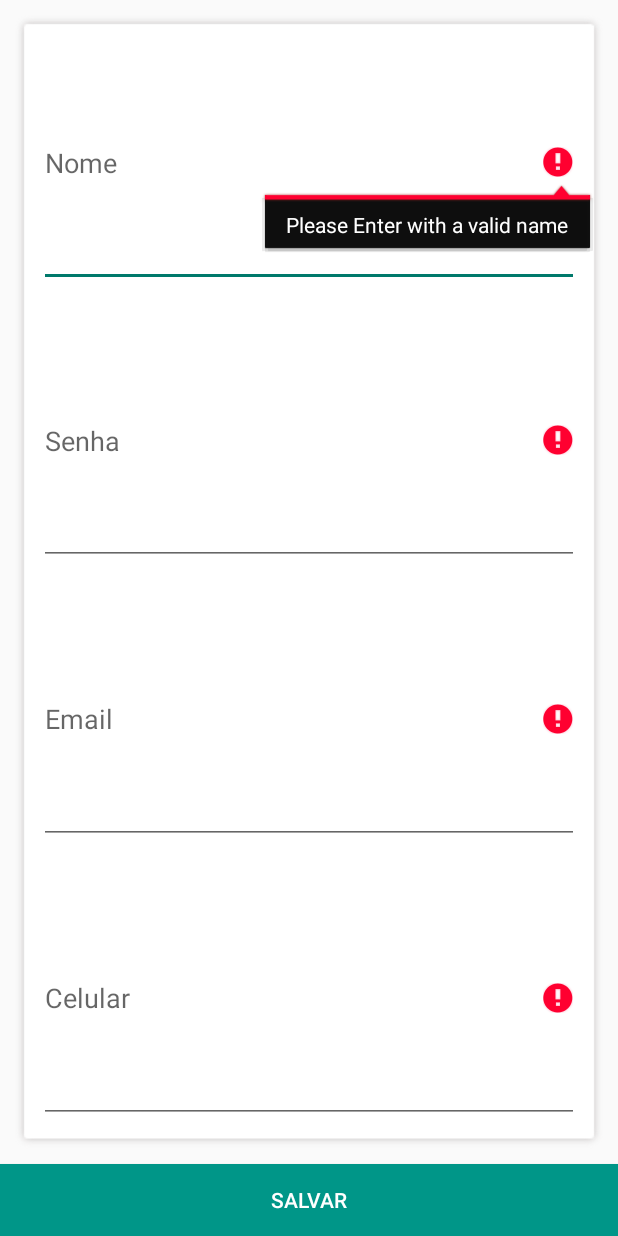
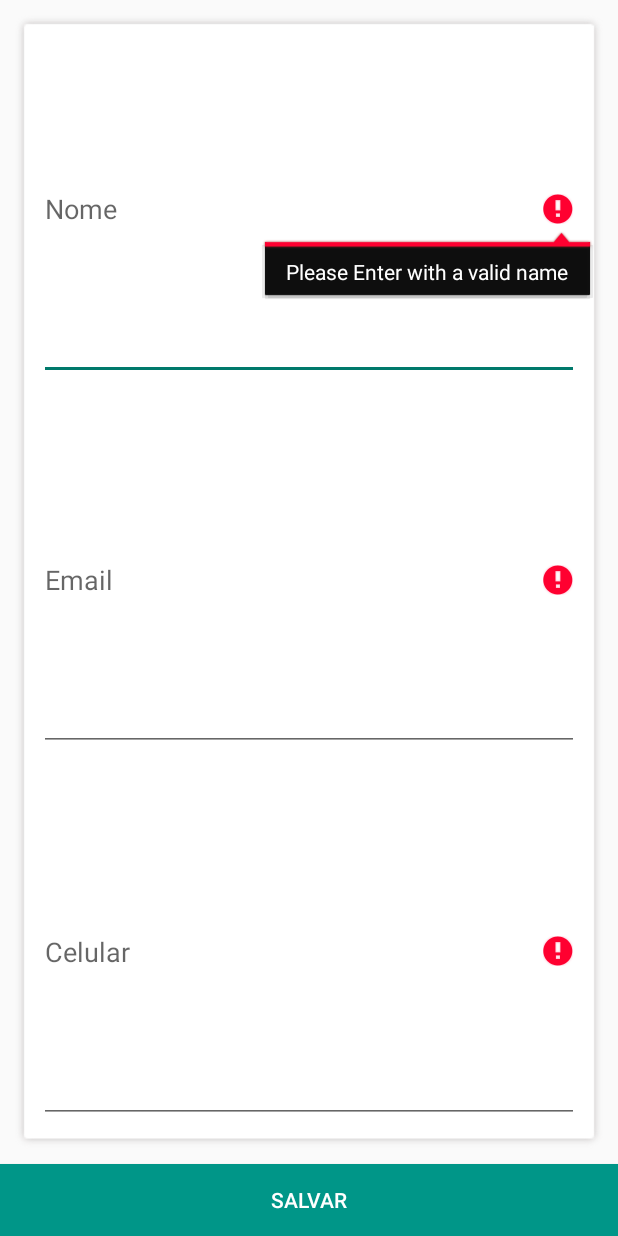
Before and after one commit to Onnion/OrganicTrade, an Android app: the EditRegisterUserActivity screen opened directly, with no data from a screen before it, after a tap on "SALVAR", on a phone screen of 412 x 824 dp. Run offline under Robolectric (Android 15) with nearby library versions, the phone set to English and light mode, and no system bars; 4 statements that could not run were skipped.

Commit message:
Update-30/11/2016 -- 09

```diff
--- a/app/src/main/AndroidManifest.xml
+++ b/app/src/main/AndroidManifest.xml
@@ -42,7 +42,7 @@
             </intent-filter>
         </activity>
         <activity android:name=".OrganicTradeControler.item.gui.SearchProductsActivity" />
-        <activity android:name=".OrganicTradeControler.user.gui.TentSelectedActivity" />
+        <activity android:name=".OrganicTradeControler.item.gui.TentSelectedActivity" />
         <activity android:name=".OrganicTradeControler.user.gui.EditRegisterUserActivity" />
         <activity android:name=".OrganicTradeControler.item.gui.EditRegisterTentItemActivity" />
         <activity android:name=".OrganicTradeControler.item.gui.RegisterTentActivity" />
--- a/app/src/main/java/mpoo/bsi/ufrpe/organictrade/OrganicTradeControler/item/gui/EditRegisterTentItemActivity.java
+++ b/app/src/main/java/mpoo/bsi/ufrpe/organictrade/OrganicTradeControler/item/gui/EditRegisterTentItemActivity.java
@@ -67,7 +67,7 @@ public class EditRegisterTentItemActivity extends AppCompatActivity {
 
     public void EditRegisterProduct(View v) {
         tentItemsToEdit.setProduct(Session.getItemSelected().getProduct());
-        tentItemsToEdit.setTentItems_id(Session.getItemSelected().getTentItems_id());
+        tentItemsToEdit.setTentItemsId(Session.getItemSelected().getTentItemsId());
         tentItemsToEdit.setTent(Session.getItemSelected().getTent());
         tentItemsToEdit.setUnity(unityProduct.getSelectedItem().toString());
         tentItemsToEdit.setCurrentAmount(amount.getText().toString());
--- a/app/src/main/java/mpoo/bsi/ufrpe/organictrade/OrganicTradeControler/item/gui/SearchProductsActivity.java
+++ b/app/src/main/java/mpoo/bsi/ufrpe/organictrade/OrganicTradeControler/item/gui/SearchProductsActivity.java
@@ -17,7 +17,6 @@ import mpoo.bsi.ufrpe.organictrade.Infra.Session;
 import mpoo.bsi.ufrpe.organictrade.OrganicTradeControler.item.dominio.TentItems;
 import mpoo.bsi.ufrpe.organictrade.OrganicTradeControler.item.persistencia.ProductPersistence;
 import mpoo.bsi.ufrpe.organictrade.OrganicTradeControler.item.persistencia.TentItemsPersistence;
-import mpoo.bsi.ufrpe.organictrade.OrganicTradeControler.user.gui.TentSelectedActivity;
 import mpoo.bsi.ufrpe.organictrade.OrganicTradeControler.user.persistencia.UserPersistence;
 import mpoo.bsi.ufrpe.organictrade.OrganicTradeControler.user.gui.UserActivity;
 import mpoo.bsi.ufrpe.organictrade.R;
--- a/app/src/main/java/mpoo/bsi/ufrpe/organictrade/OrganicTradeControler/item/gui/TentActivity.java
+++ b/app/src/main/java/mpoo/bsi/ufrpe/organictrade/OrganicTradeControler/item/gui/TentActivity.java
@@ -118,6 +118,7 @@ public class TentActivity extends AppCompatActivity {
         loadImgTent();
         populateListView();
     }
+
     private void loadImgTent(){
         ImageView imgTent = (ImageView)findViewById(R.id.tentImgTentImg);
         if (Session.getTentSelected().getImg() == null){
@@ -135,7 +136,7 @@ public class TentActivity extends AppCompatActivity {
     private void delete(AdapterView.AdapterContextMenuInfo info ) {
         TentItemsPersistence tentItemsPersistence = new TentItemsPersistence();
         itemSelected =(TentItems) listOfItems.getAdapter().getItem(info.position);
-        tentItemsPersistence.deleteTentItems(itemSelected.getTentItems_id());
+        tentItemsPersistence.deleteTentItems(itemSelected.getTentItemsId());
         finalTent.remove(info.position);
         adapter.notifyDataSetChanged();
     }
--- a/app/src/main/java/mpoo/bsi/ufrpe/organictrade/OrganicTradeControler/item/persistencia/TentItemsPersistence.java
+++ b/app/src/main/java/mpoo/bsi/ufrpe/organictrade/OrganicTradeControler/item/persistencia/TentItemsPersistence.java
@@ -19,7 +19,7 @@ public class TentItemsPersistence {
 
     public TentItems createTentItems(Cursor cursor){
         TentItems tentItems = new TentItems();
-        tentItems.setTentItems_id(cursor.getString(0));
+        tentItems.setTentItemsId(cursor.getString(0));
         tentItems.setCurrentAmount(cursor.getString(1));
         tentItems.setValue(cursor.getString(2));
         tentItems.setUnity(cursor.getString(3));
@@ -57,7 +57,7 @@ public class TentItemsPersistence {
     public void insertTentItems(TentItems tentItems){
         db = banco.getWritableDatabase();
         ContentValues tentItemsValues = new ContentValues();
-        tentItemsValues.put(DatabaseHelper.getColumnTentitemsId(), tentItems.getTentItems_id());
+        tentItemsValues.put(DatabaseHelper.getColumnTentitemsId(), tentItems.getTentItemsId());
         tentItemsValues.put(DatabaseHelper.getColumnTentitemsAmount(), tentItems.getCurrentAmount());
         tentItemsValues.put(DatabaseHelper.getColumnTentitemsPrice(), tentItems.getValue());
         tentItemsValues.put(DatabaseHelper.getColumnTentitemsUnity(), tentItems.getUnity());
@@ -70,7 +70,7 @@ public class TentItemsPersistence {
 
     public void tentItemEdit(TentItems tentItems){
         db = banco.getWritableDatabase();
-        String where = DatabaseHelper.getColumnTentitemsId()+" = "+Session.getItemSelected().getTentItems_id();
+        String where = DatabaseHelper.getColumnTentitemsId()+" = "+Session.getItemSelected().getTentItemsId();
         ContentValues tentItemsEditedValues = new ContentValues();
         tentItemsEditedValues.put(DatabaseHelper.getColumnTentitemsAmount(),tentItems.getCurrentAmount());
         tentItemsEditedValues.put(DatabaseHelper.getColumnTentitemsPrice(),tentItems.getValue());
--- a/app/src/main/java/mpoo/bsi/ufrpe/organictrade/OrganicTradeControler/user/gui/EditRegisterUserActivity.java
+++ b/app/src/main/java/mpoo/bsi/ufrpe/organictrade/OrganicTradeControler/user/gui/EditRegisterUserActivity.java
@@ -17,7 +17,6 @@ public class EditRegisterUserActivity extends AppCompatActivity {
     private UserNegocio userNegocio = new UserNegocio();
     private User userToEdit = new User();
     private EditText name;
-    private EditText pass;
     private EditText email;
     private EditText number;
 
@@ -40,7 +39,7 @@ public class EditRegisterUserActivity extends AppCompatActivity {
         saveEdition.setOnClickListener(new View.OnClickListener() {
             @Override
             public void onClick(View v) {
-                if(userNegocio.editOk(name,pass,email,number)) {
+                if(userNegocio.editOk(name,email,number)) {
                     editRegisterOfUser();
                 }
             }
@@ -50,7 +49,6 @@ public class EditRegisterUserActivity extends AppCompatActivity {
     private void editRegisterOfUser() {
         userToEdit.setUserName(Session.getCurrentUser().getUserName());
         userToEdit.setName(name.getText().toString());
-        userToEdit.setPassword(Md5.encrypt(pass.getText().toString()));
         userToEdit.setEmail(email.getText().toString());
         userToEdit.setPhone(number.getText().toString());
         UserPersistence userPersistence = new UserPersistence();
@@ -62,11 +60,9 @@ public class EditRegisterUserActivity extends AppCompatActivity {
 
     private void loadValuesOfCurrentUserToEdit() {
         name = (EditText)findViewById(R.id.editUserEdtName);
-        pass = (EditText)findViewById(R.id.editUserEdtPassword);
         email = (EditText)findViewById(R.id.editUserEdtEmail);
         number = (EditText)findViewById(R.id.editUserEdtPhone);
         name.setText(Session.getCurrentUser().getName());
-        pass.setText(Session.getCurrentUser().getPassword());
         email.setText(Session.getCurrentUser().getEmail());
         number.setText(Session.getCurrentUser().getPhone());
     }
--- a/app/src/main/java/mpoo/bsi/ufrpe/organictrade/OrganicTradeControler/user/gui/LoadingActivity.java
+++ b/app/src/main/java/mpoo/bsi/ufrpe/organictrade/OrganicTradeControler/user/gui/LoadingActivity.java
@@ -1,9 +1,9 @@
 package mpoo.bsi.ufrpe.organictrade.OrganicTradeControler.user.gui;
+
 import android.content.Intent;
 import android.os.Handler;
 import android.os.Bundle;
 import android.support.v7.app.AppCompatActivity;
-
 import mpoo.bsi.ufrpe.organictrade.Infra.Session;
 import mpoo.bsi.ufrpe.organictrade.OrganicTradeControler.user.persistencia.UserPersistence;
 import mpoo.bsi.ufrpe.organictrade.R;
--- a/app/src/main/java/mpoo/bsi/ufrpe/organictrade/OrganicTradeControler/user/negocio/UserNegocio.java
+++ b/app/src/main/java/mpoo/bsi/ufrpe/organictrade/OrganicTradeControler/user/negocio/UserNegocio.java
@@ -38,13 +38,11 @@ public class UserNegocio{
         sc_phone = registerUserEdtPhone.getText().toString();
     }
 
-    public void initializeEdit(EditText Name, EditText Pass, EditText Email, EditText Phone){
+    public void initializeEdit(EditText Name, EditText Email, EditText Phone){
         this.registerUserEdtName = Name;
-        this.registerUserEdtPass = Pass;
         this.registerUserEdtEmail = Email;
         this.registerUserEdtPhone = Phone;
         sc_name = registerUserEdtName.getText().toString();
-        sc_pass = registerUserEdtPass.getText().toString();
         sc_email = registerUserEdtEmail.getText().toString();
         sc_phone = registerUserEdtPhone.getText().toString();
     }
@@ -69,8 +67,8 @@ public class UserNegocio{
         }
     }
 
-    public boolean editOk(EditText name,EditText pass, EditText email, EditText phone){
-        initializeEdit(name,pass,email,phone);
+    public boolean editOk(EditText name, EditText email, EditText phone){
+        initializeEdit(name,email,phone);
         if (!editValidate()){
             return false;
         }
--- a/app/src/main/res/layout/activity_edit_register_user.xml
+++ b/app/src/main/res/layout/activity_edit_register_user.xml
@@ -22,16 +22,6 @@
             android:layout_weight="1"
             android:hint="@string/hntName"
             android:inputType="textCapWords"
-            />
-
-        <EditText
-            android:id="@+id/editUserEdtPassword"
-            android:layout_margin="10dp"
-            android:layout_width="fill_parent"
-            android:layout_height="0dp"
-            android:layout_weight="1"
-            android:inputType="textPassword"
-            android:hint="@string/hntPassword"
             />
 
         <EditText
```
Also changed, not shown: app/src/main/java/mpoo/bsi/ufrpe/organictrade/OrganicTradeControler/item/dominio/TentItems.java (+5 -5 lines), app/src/main/java/mpoo/bsi/ufrpe/organictrade/OrganicTradeControler/item/gui/RegisterTentActivity.java (+114 -25 lines), app/src/main/java/mpoo/bsi/ufrpe/organictrade/OrganicTradeControler/item/gui/TentSelectedActivity.java (renamed from app/src/main/java/mpoo/bsi/ufrpe/organictrade/OrganicTradeControler/user/gui/TentSelectedActivity.java, +4 -9 lines), app/src/main/res/layout/activity_register_tent.xml (+15 -4 lines), app/src/main/res/layout/activity_tent_selected.xml (+4 -3 lines), 1 other file.
